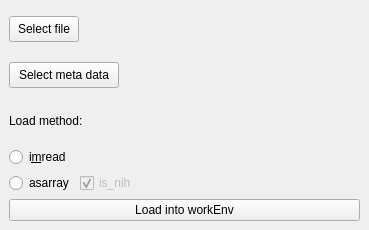
Qt form mesmerize/viewer/modules/ui_files/tiff_io_pytemplate.ui (kushalkolar/MESmerize) before a commit.
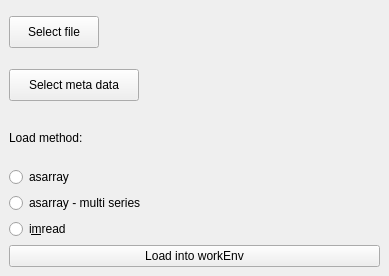
The same form after that commit.

Commit message: Using tif.asarray() instead of imread since it's faster. Added option to tiff_io module. Update viewer_work_environment.py, tiff_io_pytemplate.py, and 2 more files...

The edit to the form file:
```diff
--- a/mesmerize/viewer/modules/ui_files/tiff_io_pytemplate.ui
+++ b/mesmerize/viewer/modules/ui_files/tiff_io_pytemplate.ui
@@ -6,8 +6,8 @@
    <rect>
     <x>0</x>
     <y>0</y>
-    <width>369</width>
-    <height>230</height>
+    <width>389</width>
+    <height>276</height>
    </rect>
   </property>
   <property name="floating">
@@ -17,73 +17,15 @@
    <string>Tiff file &amp;I/O</string>
   </property>
   <widget class="QWidget" name="dockWidgetContents">
-   <layout class="QGridLayout" name="gridLayout">
-    <item row="5" column="0">
-     <widget class="QPushButton" name="btnLoadIntoWorkEnv">
-      <property name="text">
-       <string>Load into workEnv</string>
-      </property>
-     </widget>
-    </item>
-    <item row="3" column="0">
-     <widget class="QRadioButton" name="radioButtonImread">
-      <property name="text">
-       <string>i&amp;mread</string>
-      </property>
-     </widget>
-    </item>
-    <item row="2" column="0">
-     <widget class="QLabel" name="label">
-      <property name="text">
-       <string>Load method:</string>
-      </property>
-     </widget>
-    </item>
-    <item row="4" column="0">
-     <layout class="QHBoxLayout" name="horizontalLayout_2">
-      <item>
-       <widget class="QRadioButton" name="radioButtonAsarray">
-        <property name="text">
-         <string>asarray</string>
-        </property>
-       </widget>
-      </item>
-      <item>
-       <widget class="QCheckBox" name="checkBox">
-        <property name="enabled">
-         <bool>false</bool>
-        </property>
-        <property name="text">
-         <string>is_nih</string>
-        </property>
-        <property name="checked">
-         <bool>true</bool>
-        </property>
-       </widget>
-      </item>
-      <item>
-       <spacer name="horizontalSpacer">
-        <property name="orientation">
-         <enum>Qt::Horizontal</enum>
-        </property>
-        <property name="sizeHint" stdset="0">
-         <size>
-          <width>40</width>
-          <height>20</height>
-         </size>
-        </property>
-       </spacer>
-      </item>
-     </layout>
-    </item>
-    <item row="0" column="0">
+   <layout class="QVBoxLayout" name="verticalLayout">
+    <item>
      <layout class="QHBoxLayout" name="horizontalLayout">
       <item>
        <widget class="QPushButton" name="btnSelectTiff">
         <property name="maximumSize">
          <size>
-          <width>70</width>
-          <height>26</height>
+          <width>90</width>
+          <height>32</height>
          </size>
         </property>
         <property name="text">
@@ -103,14 +45,14 @@
       </item>
      </layout>
     </item>
-    <item row="1" column="0">
+    <item>
      <layout class="QHBoxLayout" name="horizontalLayout_3">
       <item>
        <widget class="QPushButton" name="btnSelectMetaFile">
         <property name="maximumSize">
          <size>
-          <width>110</width>
-          <height>26</height>
+          <width>130</width>
+          <height>32</height>
          </size>
         </property>
         <property name="text">
@@ -130,6 +72,50 @@
       </item>
      </layout>
     </item>
+    <item>
+     <widget class="QLabel" name="label">
+      <property name="text">
+       <string>Load method:</string>
+      </property>
+     </widget>
+    </item>
+    <item>
+     <widget class="QRadioButton" name="radioButtonAsArray">
+      <property name="toolTip">
+       <string>Usually faster alternative to imread</string>
+      </property>
+      <property name="text">
+       <string>asarray</string>
+      </property>
+     </widget>
+    </item>
+    <item>
+     <widget class="QRadioButton" name="radioButtonAsArrayMulti">
+      <property name="toolTip">
+       <string>Use if tiff was created in append mode</string>
+      </property>
+      <property name="text">
+       <string>asarray - multi series</string>
+      </property>
+     </widget>
+    </item>
+    <item>
+     <widget class="QRadioButton" name="radioButtonImread">
+      <property name="toolTip">
+       <string>Should work for most tiffs if they were not created in append mode.</string>
+      </property>
+      <property name="text">
+       <string>i&amp;mread</string>
+      </property>
+     </widget>
+    </item>
+    <item>
+     <widget class="QPushButton" name="btnLoadIntoWorkEnv">
+      <property name="text">
+       <string>Load into workEnv</string>
+      </property>
+     </widget>
+    </item>
    </layout>
   </widget>
  </widget>
```
Left out of the diff: 23 changed lines with no effect on the pictures. The commit also changes 3 other files.
